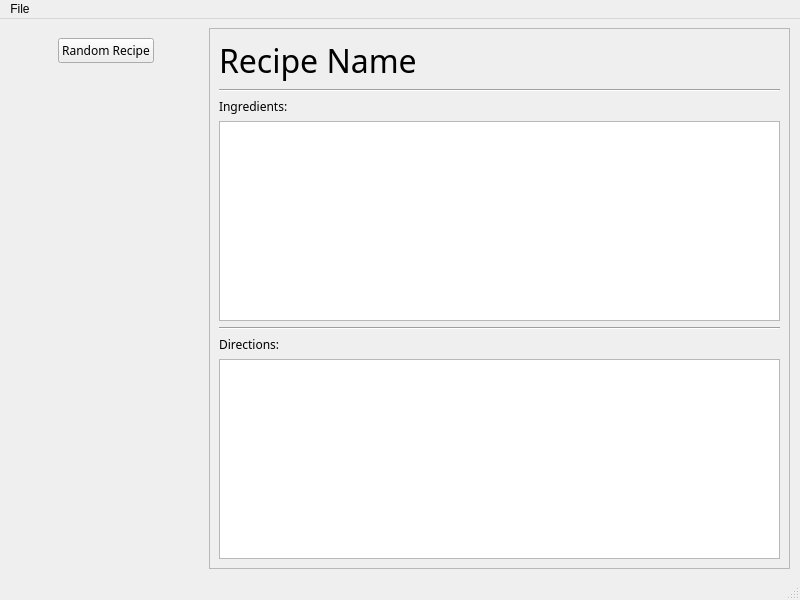
Above: testing/recipie_test/mainwindow.ui from starshine-bcit/Recipie before the change. Below: the same form after it.
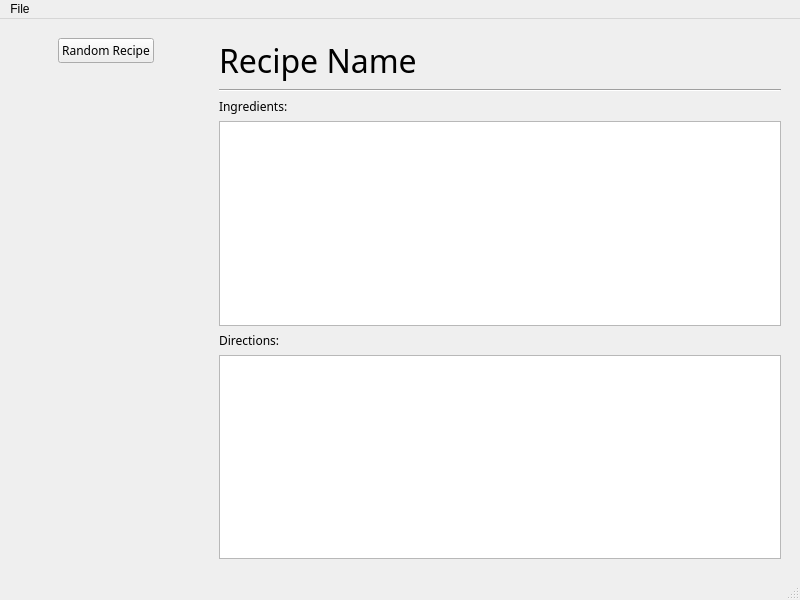
That is the form after the change.

Commit message: Fix layout of qttest project to scale with drag

```diff
--- a/testing/recipie_test/mainwindow.ui
+++ b/testing/recipie_test/mainwindow.ui
@@ -14,16 +14,10 @@
    <string>recipie --TESTING--</string>
   </property>
   <widget class="QWidget" name="centralwidget">
-   <widget class="QWidget" name="horizontalLayoutWidget">
-    <property name="geometry">
-     <rect>
-      <x>9</x>
-      <y>9</y>
-      <width>781</width>
-      <height>541</height>
-     </rect>
-    </property>
     <layout class="QHBoxLayout" name="horizontalLayout" stretch="1,3">
+    <property name="sizeConstraint">
+     <enum>QLayout::SetMinimumSize</enum>
+    </property>
      <item>
       <layout class="QVBoxLayout" name="verticalLayoutLeft">
        <property name="leftMargin">
@@ -72,31 +66,10 @@
       </layout>
      </item>
      <item>
-      <layout class="QVBoxLayout" name="verticalLayoutRight">
-       <item>
-        <widget class="QScrollArea" name="scrollAreaRecipeDisplay">
-         <property name="widgetResizable">
-          <bool>true</bool>
-         </property>
-         <widget class="QWidget" name="scrollAreaRecipeWidgetContents">
-          <property name="geometry">
-           <rect>
-            <x>0</x>
-            <y>0</y>
-            <width>576</width>
-            <height>535</height>
-           </rect>
-          </property>
-          <widget class="QWidget" name="verticalLayoutWidget_3">
-           <property name="geometry">
-            <rect>
-             <x>-1</x>
-             <y>-1</y>
-             <width>581</width>
-             <height>541</height>
-            </rect>
-           </property>
-           <layout class="QVBoxLayout" name="verticalLayoutRecipeScrollArea">
+     <layout class="QVBoxLayout" name="verticalLayoutRecipeScrollArea" stretch="0,0,0,1,0,1">
+      <property name="sizeConstraint">
+       <enum>QLayout::SetMinimumSize</enum>
+      </property>
             <property name="leftMargin">
              <number>10</number>
             </property>
@@ -156,13 +129,6 @@
               </property>
              </widget>
             </item>
-            <item>
-             <widget class="Line" name="line_2">
-              <property name="orientation">
-               <enum>Qt::Horizontal</enum>
-              </property>
-             </widget>
-            </item>
             <item>
              <widget class="QLabel" name="labelRecipeDirections">
               <property name="font">
@@ -191,14 +157,8 @@
              </widget>
             </item>
            </layout>
-          </widget>
-         </widget>
-        </widget>
-       </item>
-      </layout>
-     </item>
-    </layout>
-   </widget>
+    </item>
+   </layout>
   </widget>
   <widget class="QMenuBar" name="menubar">
    <property name="geometry">
```
Left out of the diff: 5 changed lines with no effect on the pictures. Lines whose indentation alone changed are shown as unchanged. The commit also changes 2 other files.
